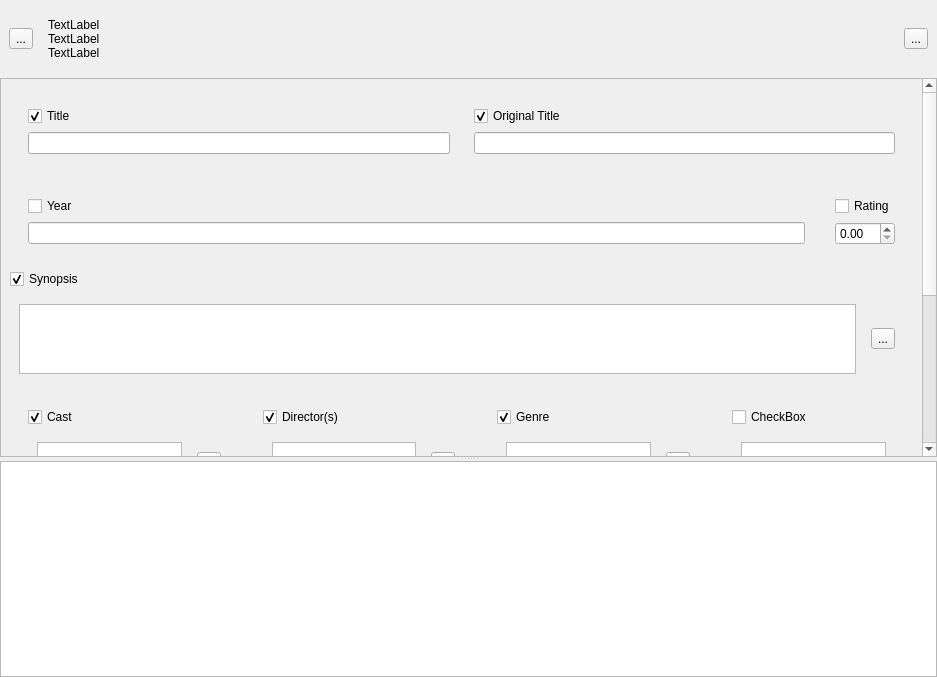
First picture: the form in src/panelview.ui, repository app211/jaqet, before the edit.
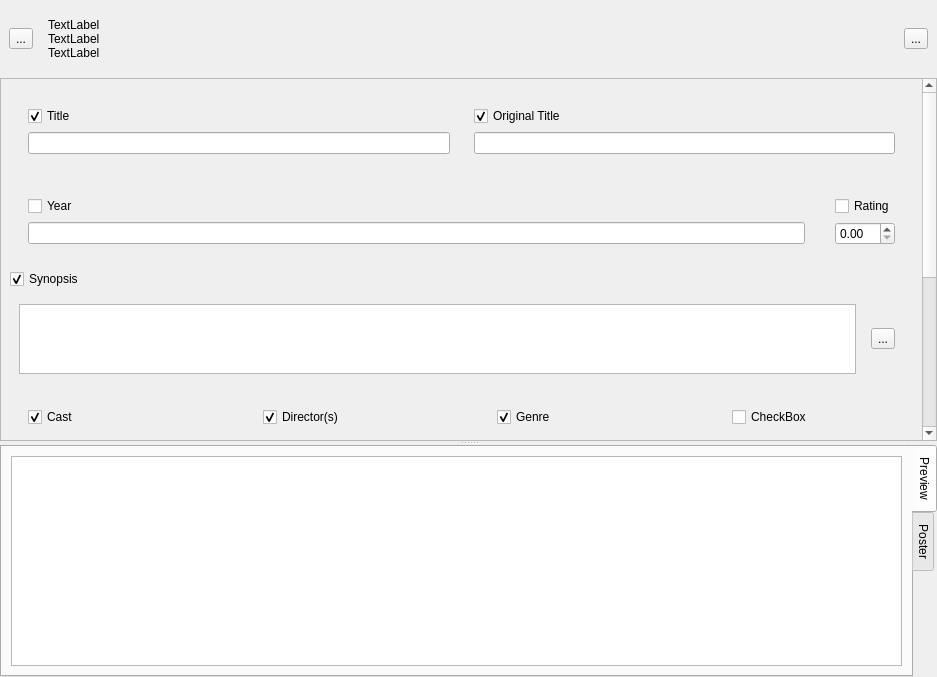
Second picture: the form after the edit. The open tabs and pages were chosen to show the change. Icons and pictures are not drawn. Custom widgets are drawn as their Qt base class.

Patch:
```diff
--- a/src/panelview.ui
+++ b/src/panelview.ui
@@ -658,7 +658,34 @@
            </item>
           </layout>
          </widget>
-         <widget class="QGraphicsView" name="graphicsView"/>
+         <widget class="QTabWidget" name="tabWidget">
+          <property name="tabPosition">
+           <enum>QTabWidget::East</enum>
+          </property>
+          <property name="currentIndex">
+           <number>0</number>
+          </property>
+          <widget class="QWidget" name="tab">
+           <attribute name="title">
+            <string>Preview</string>
+           </attribute>
+           <layout class="QVBoxLayout" name="verticalLayout_24">
+            <item>
+             <widget class="QGraphicsView" name="graphicsView"/>
+            </item>
+           </layout>
+          </widget>
+          <widget class="QWidget" name="tab_3">
+           <attribute name="title">
+            <string>Poster</string>
+           </attribute>
+           <layout class="QVBoxLayout" name="verticalLayout_25">
+            <item>
+             <widget class="QGraphicsView" name="graphicsViewPoster"/>
+            </item>
+           </layout>
+          </widget>
+         </widget>
         </widget>
        </item>
       </layout>
```
Left out of the diff: 28 changed lines with no effect on the pictures.
